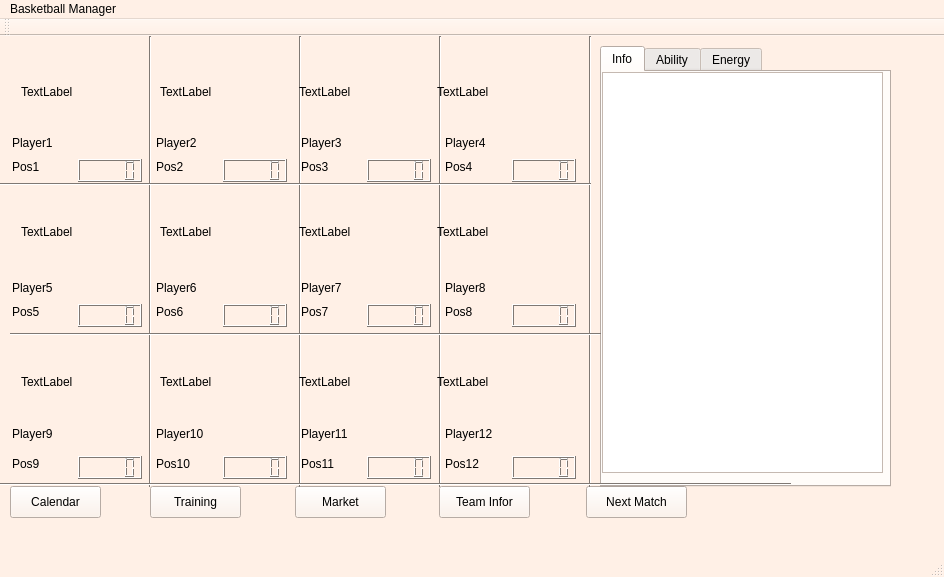
Before: the Qt Designer form BTM_Qt/mainwindow.ui in skandermoalla/CSE201-Top5, drawn with Qt 5.
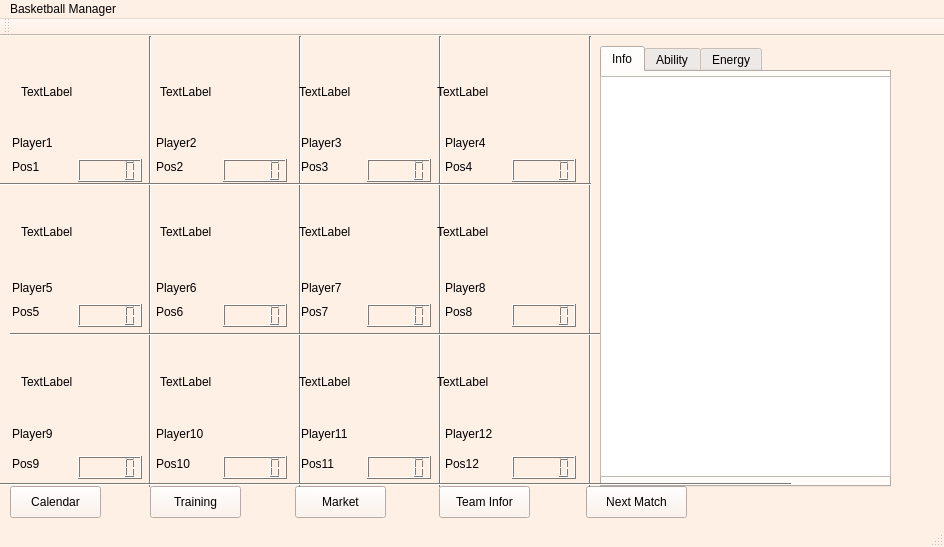
After: the same form once the commit is applied.

Diff of the .ui file:
```diff
--- a/BTM_Qt/mainwindow.ui
+++ b/BTM_Qt/mainwindow.ui
@@ -7,7 +7,7 @@
     <x>0</x>
     <y>0</y>
     <width>944</width>
-    <height>577</height>
+    <height>547</height>
    </rect>
   </property>
   <property name="palette">
@@ -148,6 +148,15 @@
        </color>
       </brush>
      </colorrole>
+     <colorrole role="PlaceholderText">
+      <brush brushstyle="SolidPattern">
+       <color alpha="128">
+        <red>0</red>
+        <green>0</green>
+        <blue>0</blue>
+       </color>
+      </brush>
+     </colorrole>
     </active>
     <inactive>
      <colorrole role="WindowText">
@@ -285,6 +294,15 @@
        </color>
       </brush>
      </colorrole>
+     <colorrole role="PlaceholderText">
+      <brush brushstyle="SolidPattern">
+       <color alpha="128">
+        <red>0</red>
+        <green>0</green>
+        <blue>0</blue>
+       </color>
+      </brush>
+     </colorrole>
     </inactive>
     <disabled>
      <colorrole role="WindowText">
@@ -422,6 +440,15 @@
        </color>
       </brush>
      </colorrole>
+     <colorrole role="PlaceholderText">
+      <brush brushstyle="SolidPattern">
+       <color alpha="128">
+        <red>0</red>
+        <green>0</green>
+        <blue>0</blue>
+       </color>
+      </brush>
+     </colorrole>
     </disabled>
    </palette>
   </property>
@@ -954,16 +981,6 @@
      <attribute name="title">
       <string>Info</string>
      </attribute>
-     <widget class="QTableWidget" name="tableWidget">
-      <property name="geometry">
-       <rect>
-        <x>0</x>
-        <y>0</y>
-        <width>281</width>
-        <height>401</height>
-       </rect>
-      </property>
-     </widget>
     </widget>
     <widget class="QWidget" name="tab2">
      <attribute name="title">
@@ -1207,6 +1224,16 @@
      </item>
     </layout>
    </widget>
+   <widget class="QTableWidget" name="tableWidget">
+    <property name="geometry">
+     <rect>
+      <x>600</x>
+      <y>40</y>
+      <width>291</width>
+      <height>401</height>
+     </rect>
+    </property>
+   </widget>
   </widget>
   <widget class="QMenuBar" name="menuBar">
    <property name="geometry">
```
Left out of the diff: 8 changed lines with no effect on the pictures.
